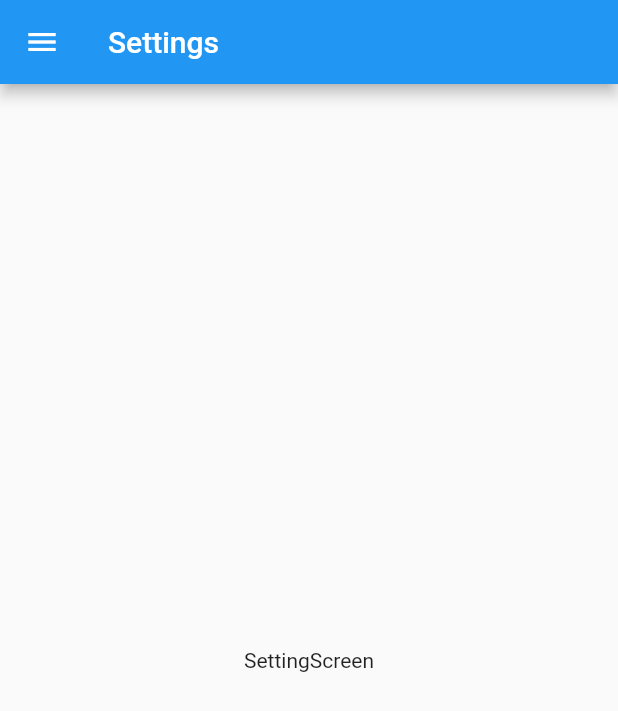
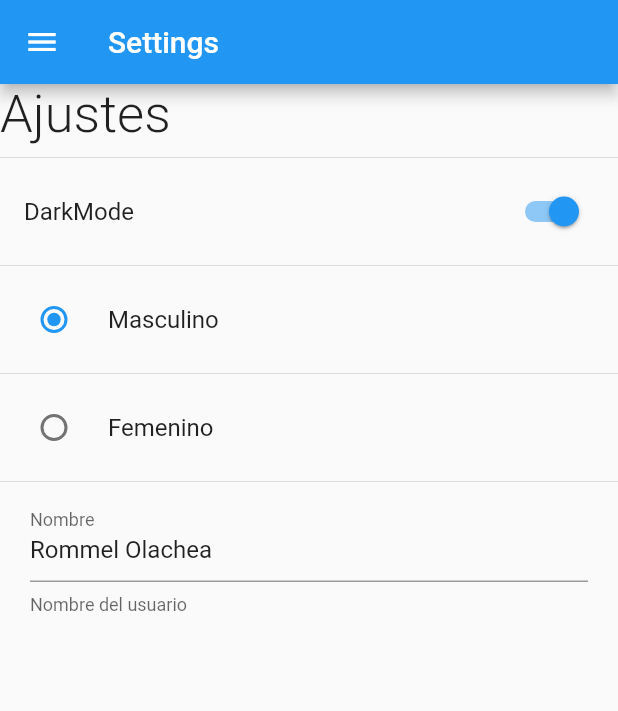
Before and after one commit to RommelOlachea/settings_app, a Flutter app: the SettingScreen screen opened by its route, on a phone screen of 412 x 824 dp. Shown: the top 711 px of the screen. Run offline on Flutter 3.47's test engine with Material 2 defaults, Android fonts, the phone set to English and light mode, and no system bars.

Commit message:
Creacion de controles en la pantalla de Settings

```diff
--- a/lib/screens/settings_screen.dart
+++ b/lib/screens/settings_screen.dart
@@ -12,9 +12,47 @@ class SettingScreen extends StatelessWidget {
         title: const Text('Settings'),
       ),
       drawer: const SideMenu(),
-      body: const Center(
-        child: Text('SettingScreen'),
+      body: SingleChildScrollView(
+        child: Column(
+          crossAxisAlignment: CrossAxisAlignment.start,
+          children: [
+            const Text(
+              'Ajustes',
+              style: TextStyle(fontSize: 35, fontWeight: FontWeight.w300),
+            ),
+            const Divider(),
+            SwitchListTile.adaptive(
+                value: true,
+                title: const Text('DarkMode'),
+                onChanged: (value) {}),
+            const Divider(),
+            RadioListTile(
+                value: 1,
+                groupValue: 1,
+                title: const Text('Masculino'),
+                onChanged: (value) {}),
+            const Divider(),
+            RadioListTile(
+                value: 2,
+                groupValue: 1,
+                title: const Text('Femenino'),
+                onChanged: (value) {}),
+            const Divider(),
+            Padding(
+              padding: const EdgeInsets.symmetric(horizontal: 20),
+              child: TextFormField(
+                initialValue: 'Rommel Olachea',
+                decoration: const InputDecoration(
+                    labelText: 'Nombre', helperText: 'Nombre del usuario'),
+              ),
+            )
+          ],
+        ),
       ),
     );
   }
 }
+
+/* cuando utilizamos un SingleScrollView, nos permite que si usamos el teclado,
+y no caben los controles en la pantalla estos se desplazen, asi como como tambien
+podemos hacer scroll sobre la pantalla */
```
Also changed, not shown: lib/screens/home_screen.dart (+15 -8 lines).
